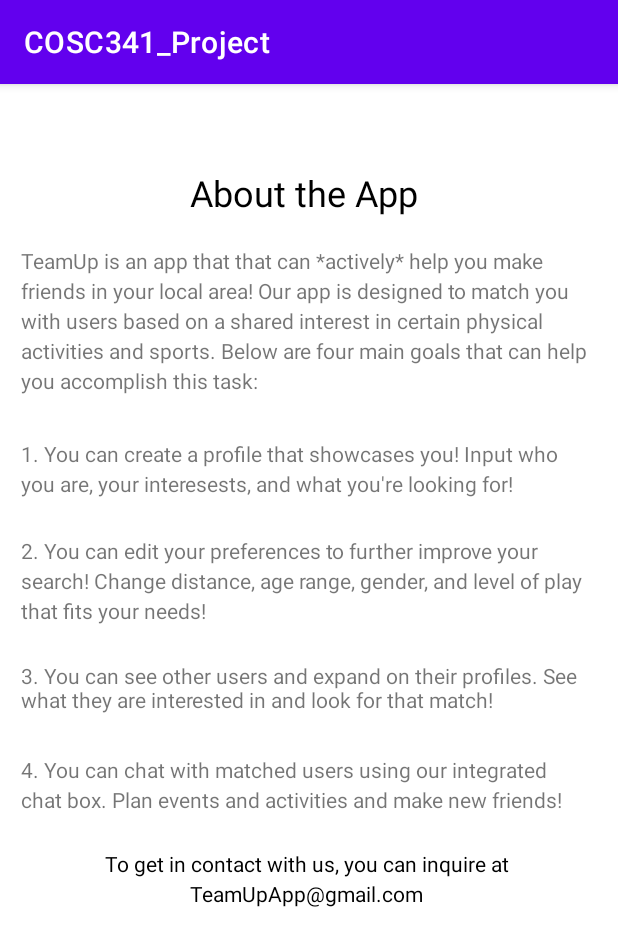
After one commit to joloses/COSC341_Project, an Android app: the App_Information screen opened directly, with no data from a screen before it, on a phone screen of 412 x 824 dp. The commit adds this screen. Shown: the top 946 px of the screen. Run offline under Robolectric (Android 15) with nearby library versions, the phone set to English and light mode, and no system bars.

Commit message:
Added Information Page.

```diff
--- a/app/src/main/AndroidManifest.xml
+++ b/app/src/main/AndroidManifest.xml
@@ -12,6 +12,13 @@
         android:supportsRtl="true"
         android:theme="@style/Theme.COSC341_Project"
         tools:targetApi="31">
+        <activity
+            android:name=".App_Information"
+            android:exported="false">
+            <meta-data
+                android:name="android.app.lib_name"
+                android:value="" />
+        </activity>
         <activity
             android:name=".Create_Acc_Screen3"
             android:exported="false">
--- /dev/null
+++ b/app/src/main/java/com/example/cosc341_project/App_Information.java
@@ -0,0 +1,16 @@
+package com.example.cosc341_project;
+
+import androidx.appcompat.app.AppCompatActivity;
+
+import android.os.Bundle;
+
+public class App_Information extends AppCompatActivity {
+
+    @Override
+    protected void onCreate(Bundle savedInstanceState) {
+        super.onCreate(savedInstanceState);
+        setContentView(R.layout.activity_app_information);
+    }
+
+
+}
--- a/app/src/main/java/com/example/cosc341_project/Settings_Preferences.java
+++ b/app/src/main/java/com/example/cosc341_project/Settings_Preferences.java
@@ -3,7 +3,9 @@ package com.example.cosc341_project;
 import androidx.appcompat.app.AppCompatActivity;
 
 import android.annotation.SuppressLint;
+import android.content.Intent;
 import android.os.Bundle;
+import android.view.View;
 import android.widget.ArrayAdapter;
 import android.widget.Button;
 import android.widget.EditText;
@@ -33,7 +35,7 @@ public class Settings_Preferences extends AppCompatActivity {
         distanceBar.setOnSeekBarChangeListener(new SeekBar.OnSeekBarChangeListener() {
             @Override
             public void onProgressChanged(SeekBar seekBar, int i, boolean b) {
-                distanceVal =(TextView)findViewById(R.id.distanceBarVal);
+                distanceVal = (TextView) findViewById(R.id.distanceBarVal);
                 distanceVal.setText(i + " km");
                 distanceChosen = i;
             }
@@ -60,7 +62,7 @@ public class Settings_Preferences extends AppCompatActivity {
 
 
         //Put gender choices in spinner and gather chosen option
-        String[] genderArray = new String[] {"No Preference" , "Male" , "Female"};
+        String[] genderArray = new String[]{"No Preference", "Male", "Female"};
         genderSpinner = findViewById(R.id.genderSpinner);
         ArrayAdapter<String> genderAdapter = new ArrayAdapter<String>(this,
                 android.R.layout.simple_spinner_item, genderArray);
@@ -69,7 +71,7 @@ public class Settings_Preferences extends AppCompatActivity {
         genderChosen = genderSpinner.getSelectedItem().toString();
 
         //Put level of play choices in spinner and gather chosen option
-        String[] levelArray = new String[] {"Casual/Fun" , "Training" , "(Semi) Pro"};
+        String[] levelArray = new String[]{"Casual/Fun", "Training", "(Semi) Pro"};
         levelSpinner = findViewById(R.id.levelSpinner);
         ArrayAdapter<String> adapter = new ArrayAdapter<String>(this,
                 android.R.layout.simple_spinner_item, levelArray);
@@ -77,11 +79,20 @@ public class Settings_Preferences extends AppCompatActivity {
         levelSpinner.setAdapter(adapter);
         levelChosen = levelSpinner.getSelectedItem().toString();
 
+    }
+
         //Set up information page here -> intent to new activity
-
+        public void toInfoContact(View v) {
+            Intent intent = new Intent(Settings_Preferences.this, App_Information.class);
+            startActivity(intent);
+        }
 
         //Set up signout page here -> intent to pop up confirming action then bring to main page (finish())
 
+
+
+    public void toPreviousActivity(View view){
+        super.onBackPressed();
     }
 
 }
--- /dev/null
+++ b/app/src/main/res/layout/activity_app_information.xml
@@ -0,0 +1,91 @@
+<?xml version="1.0" encoding="utf-8"?>
+<androidx.constraintlayout.widget.ConstraintLayout xmlns:android="http://schemas.android.com/apk/res/android"
+    xmlns:app="http://schemas.android.com/apk/res-auto"
+    xmlns:tools="http://schemas.android.com/tools"
+    android:layout_width="match_parent"
+    android:layout_height="match_parent"
+    tools:context=".App_Information">
+
+    <TextView
+        android:id="@+id/textView"
+        android:layout_width="wrap_content"
+        android:layout_height="wrap_content"
+        android:layout_marginStart="126dp"
+        android:layout_marginTop="56dp"
+        android:layout_marginEnd="133dp"
+        android:text="About the App"
+        android:textColor="#000000"
+        android:textSize="24dp"
+        app:layout_constraintEnd_toEndOf="parent"
+        app:layout_constraintStart_toStartOf="parent"
+        app:layout_constraintTop_toTopOf="parent" />
+
+    <TextView
+        android:id="@+id/textView2"
+        android:layout_width="380dp"
+        android:layout_height="109dp"
+        android:layout_marginStart="14dp"
+        android:layout_marginTop="19dp"
+        android:lineSpacingExtra="4sp"
+        android:text="TeamUp is an app that that can *actively* help you make friends in your local area! Our app is designed to match you with users based on a shared interest in certain physical activities and sports. Below are four main goals that can help you accomplish this task:"
+        android:textSize="14sp"
+        app:layout_constraintStart_toStartOf="parent"
+        app:layout_constraintTop_toBottomOf="@+id/textView" />
+
+    <TextView
+        android:id="@+id/textView3"
+        android:layout_width="380dp"
+        android:layout_height="45dp"
+        android:layout_marginStart="14dp"
+        android:layout_marginTop="19dp"
+        android:lineSpacingExtra="4sp"
+        android:text="1. You can create a profile that showcases you! Input who you are, your interesests, and what you're looking for!"
+        app:layout_constraintStart_toStartOf="parent"
+        app:layout_constraintTop_toBottomOf="@+id/textView2" />
+
+    <TextView
+        android:id="@+id/textView5"
+        android:layout_width="380dp"
+        android:layout_height="64dp"
+        android:layout_marginStart="14dp"
+        android:layout_marginTop="19dp"
+        android:lineSpacingExtra="4sp"
+        android:text="2. You can edit your preferences to further improve your search! Change distance, age range, gender, and level of play that fits your needs!"
+        app:layout_constraintStart_toStartOf="parent"
+        app:layout_constraintTop_toBottomOf="@+id/textView3" />
+
+    <TextView
+        android:id="@+id/textView6"
+        android:layout_width="380dp"
+        android:layout_height="43dp"
+        android:layout_marginStart="14dp"
+        android:layout_marginTop="19dp"
+        android:text="3. You can see other users and expand on their profiles. See what they are interested in and look for that match!"
+        app:layout_constraintStart_toStartOf="parent"
+        app:layout_constraintTop_toBottomOf="@+id/textView5" />
+
+    <TextView
+        android:id="@+id/textView7"
+        android:layout_width="380dp"
+        android:layout_height="43dp"
+        android:layout_marginStart="14dp"
+        android:layout_marginTop="19dp"
+        android:lineSpacingExtra="4sp"
+        android:text="4. You can chat with matched users using our integrated chat box. Plan events and activities and make new friends!"
+        app:layout_constraintStart_toStartOf="parent"
+        app:layout_constraintTop_toBottomOf="@+id/textView6" />
+
+    <TextView
+        android:id="@+id/textView8"
+        android:layout_width="380dp"
+        android:layout_height="51dp"
+        android:layout_marginStart="14dp"
+        android:layout_marginTop="19dp"
+        android:lineSpacingExtra="4sp"
+        android:text="To get in contact with us, you can inquire at TeamUpApp@gmail.com"
+        android:textAlignment="center"
+        android:textColor="#000000"
+        app:layout_constraintStart_toStartOf="parent"
+        app:layout_constraintTop_toBottomOf="@+id/textView7" />
+
+</androidx.constraintlayout.widget.ConstraintLayout>
--- a/app/src/main/res/layout/activity_settings_preferences.xml
+++ b/app/src/main/res/layout/activity_settings_preferences.xml
@@ -15,6 +15,7 @@
         android:layout_marginStart="16dp"
         android:layout_marginTop="16dp"
         android:text="Preferences"
+        android:textColor="#000000"
         android:textSize="26sp"
         app:layout_constraintStart_toStartOf="parent"
         app:layout_constraintTop_toTopOf="parent" />
@@ -26,6 +27,7 @@
         android:layout_marginStart="62dp"
         android:layout_marginTop="43dp"
         android:text="Distance"
+        android:textColor="#000000"
         android:textSize="24sp"
         app:layout_constraintStart_toStartOf="parent"
         app:layout_constraintTop_toBottomOf="@+id/text1" />
@@ -37,6 +39,7 @@
         android:layout_marginStart="20dp"
         android:layout_marginTop="96dp"
         android:text="50 km"
+        android:textColor="#000000"
         android:textSize="20sp"
         app:layout_constraintStart_toEndOf="@+id/distanceTxt"
         app:layout_constraintTop_toTopOf="parent" />
@@ -59,6 +62,7 @@
         android:layout_marginStart="62dp"
         android:layout_marginTop="103dp"
         android:text="Age (Min-Max)"
+        android:textColor="#000000"
         android:textSize="24sp"
         app:layout_constraintStart_toStartOf="parent"
         app:layout_constraintTop_toBottomOf="@+id/distanceTxt" />
@@ -113,6 +117,7 @@
         android:layout_marginStart="62dp"
         android:layout_marginTop="64dp"
         android:text="Gender"
+        android:textColor="#000000"
         android:textSize="24sp"
         app:layout_constraintStart_toStartOf="parent"
         app:layout_constraintTop_toBottomOf="@+id/ageText" />
@@ -134,6 +139,7 @@
         android:layout_marginStart="60dp"
         android:layout_marginTop="48dp"
         android:text="Level of Play"
+        android:textColor="#000000"
         android:textSize="24sp"
         app:layout_constraintStart_toStartOf="parent"
         app:layout_constraintTop_toBottomOf="@+id/genderChoice" />
@@ -155,7 +161,10 @@
         android:layout_marginStart="78dp"
         android:layout_marginEnd="66dp"
         android:layout_marginBottom="44dp"
+        android:backgroundTint="#0000FE"
+        android:onClick="toInfoContact"
         android:text="App / Contact Information"
+        app:iconTint="#000000"
         app:layout_constraintBottom_toTopOf="@+id/signOutBtn"
         app:layout_constraintEnd_toEndOf="parent"
         app:layout_constraintStart_toStartOf="parent" />
@@ -167,6 +176,7 @@
         android:layout_marginStart="154dp"
         android:layout_marginEnd="153dp"
         android:layout_marginBottom="66dp"
+        android:backgroundTint="#0000FE"
         android:text="Sign Out"
         app:layout_constraintBottom_toBottomOf="parent"
         app:layout_constraintEnd_toEndOf="parent"
```
